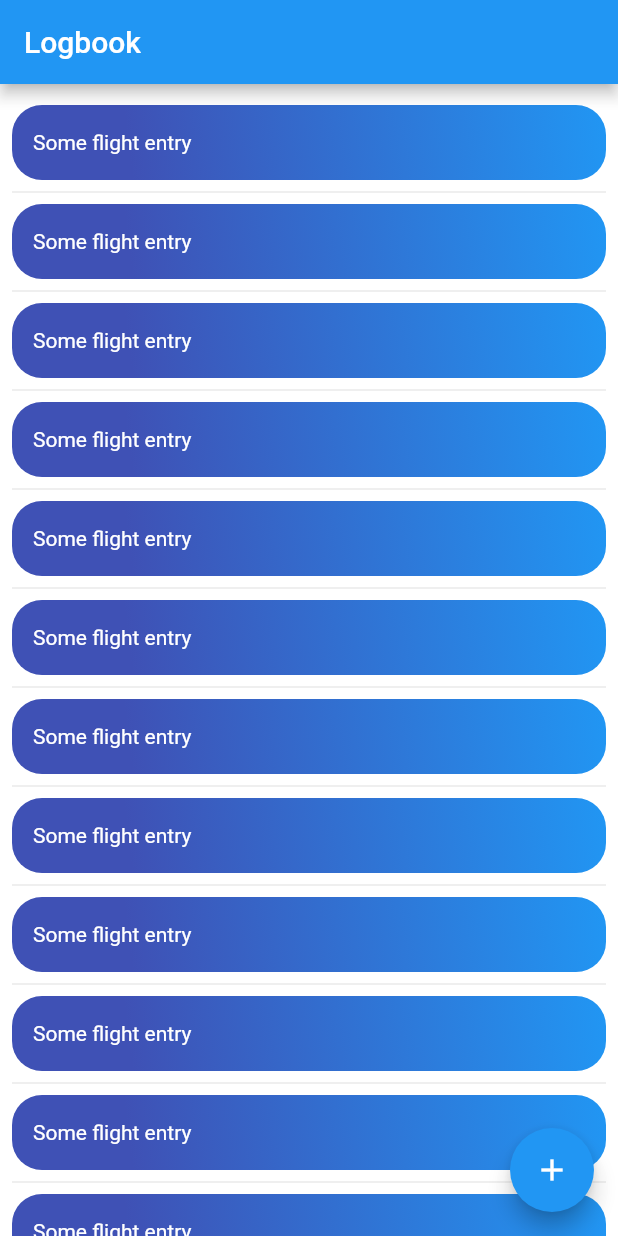
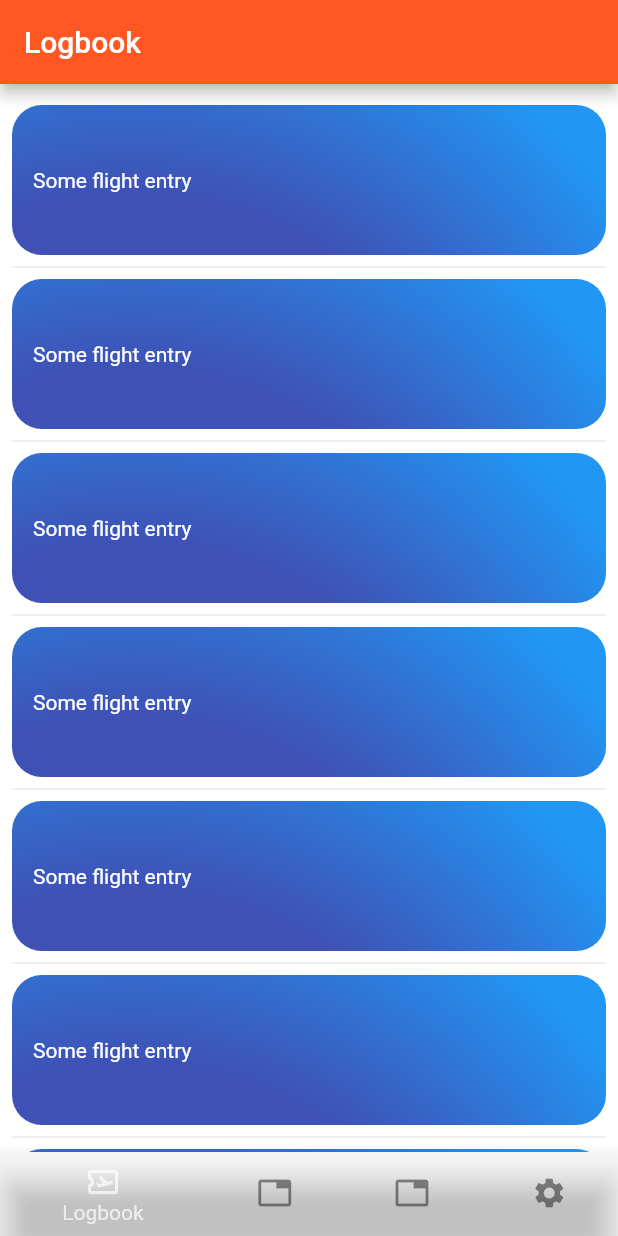
Before and after one commit to kuhaufleitung/logbuchheftle_flutter, a Flutter app: the screen it shows after launch, on a phone screen of 412 x 824 dp. Run offline on Flutter 3.47's test engine with Material 2 defaults, Android fonts, the phone set to English and light mode, and no system bars.

Commit message:
added BottomNavBar changed deco

```diff
--- a/lib/LogList.dart
+++ b/lib/LogList.dart
@@ -20,14 +20,14 @@ class LogListState extends State<LogList> {
             alignment: Alignment.centerLeft,
             duration: Duration.zero,
             padding: const EdgeInsets.all(14),
-            height: 50,
+            height: 100,
             //width: Checkbox.width,
             decoration: BoxDecoration(
                 borderRadius: BorderRadius.circular(20.0),
-                gradient: const LinearGradient(
-                    begin: Alignment.bottomLeft,
-                    end: Alignment.topRight,
-                    stops: [0.2, 2],
+                gradient: const RadialGradient(
+                    center: FractionalOffset(0.2, 3),
+                    radius: 4,
+                    stops: [0.6, 1],
                     colors: [Colors.indigo, Colors.blue])),
             child: const Text('Some flight entry',
                 style: TextStyle(color: Colors.white)),
--- /dev/null
+++ b/lib/MainMenu.dart
@@ -0,0 +1,64 @@
+import 'package:flutter/material.dart';
+import 'package:logbuchheftle_flutter/MainPages.dart';
+
+class MainMenu extends StatefulWidget {
+  final String title;
+
+  const MainMenu(this.title, {super.key});
+
+  @override
+  State<MainMenu> createState() => _MainMenuState();
+}
+
+class _MainMenuState extends State<MainMenu> {
+  int _index = 0;
+
+  _MainMenuState();
+
+  void _onItemTapped(int index) {
+    setState(() {
+      _index = index;
+    });
+  }
+
+  @override
+  Widget build(BuildContext context) {
+    return Scaffold(
+      appBar: AppBar(
+        // Here we take the value from the MyHomePage object that was created by
+        // the App.build method, and use it to set our appbar title.
+        title: Text(widget.title),
+      ),
+      backgroundColor: Colors.white12,
+      bottomNavigationBar: BottomNavigationBar(
+        items: const <BottomNavigationBarItem>[
+          BottomNavigationBarItem(
+            icon: Icon(Icons.airplane_ticket_outlined),
+            label: 'Logbook',
+            backgroundColor: Colors.white10,
+          ),
+          BottomNavigationBarItem(
+            icon: Icon(Icons.tab),
+            label: 'Placeholder',
+            backgroundColor: Colors.white10,
+          ),
+          BottomNavigationBarItem(
+            icon: Icon(Icons.tab),
+            label: 'Placeholder',
+            backgroundColor: Colors.white10,
+          ),
+          BottomNavigationBarItem(
+            icon: Icon(Icons.settings),
+            label: 'Settings',
+            backgroundColor: Colors.white10,
+          ),
+        ],
+        currentIndex: _index,
+        unselectedItemColor: Colors.black45,
+        selectedItemColor: Colors.white70,
+        onTap: _onItemTapped,
+      ),
+      body: MainPages(_index),
+    );
+  }
+}
--- /dev/null
+++ b/lib/MainPages.dart
@@ -0,0 +1,33 @@
+import 'package:flutter/material.dart';
+
+import 'LogList.dart';
+
+class MainPages extends StatelessWidget {
+  int index = -1;
+
+  MainPages(this.index, {super.key});
+
+  static const TextStyle optionStyle =
+      TextStyle(fontSize: 30, fontWeight: FontWeight.bold);
+
+  static const List<Widget> _widgets = [
+    LogList(),
+    Text(
+      'Index 1&2: Placeholder',
+      style: optionStyle,
+    ),
+    Text(
+      'Index 1&2: Placeholder',
+      style: optionStyle,
+    ),
+    Text(
+      'Index 3: Settings',
+      style: optionStyle,
+    )
+  ];
+
+  @override
+  Widget build(BuildContext context) {
+    return _widgets.elementAt(index);
+  }
+}
--- a/lib/main.dart
+++ b/lib/main.dart
@@ -1,5 +1,7 @@
 import 'package:flutter/material.dart';
+import 'package:logbuchheftle_flutter/MainPages.dart';
 import 'LogList.dart';
+import 'MainMenu.dart';
 
 void main() {
   runApp(const MyApp());
@@ -23,7 +25,7 @@ class MyApp extends StatelessWidget {
         // or simply save your changes to "hot reload" in a Flutter IDE).
         // Notice that the counter didn't reset back to zero; the application
         // is not restarted.
-        primarySwatch: Colors.blue,
+        primarySwatch: Colors.deepOrange,
       ),
       home: const MyHomePage(title: 'Logbook'),
     );
@@ -49,18 +51,7 @@ class MyHomePage extends StatefulWidget {
 }
 
 class _MyHomePageState extends State<MyHomePage> {
-  int _counter = 0;
-
-  void _incrementCounter() {
-    setState(() {
-      // This call to setState tells the Flutter framework that something has
-      // changed in this State, which causes it to rerun the build method below
-      // so that the display can reflect the updated values. If we changed
-      // _counter without calling setState(), then the build method would not be
-      // called again, and so nothing would appear to happen.
-      _counter++;
-    });
-  }
+  MainPages controller = MainPages(0);
 
   @override
   Widget build(BuildContext context) {
@@ -70,20 +61,6 @@ class _MyHomePageState extends State<MyHomePage> {
     // The Flutter framework has been optimized to make rerunning build methods
     // fast, so that you can just rebuild anything that needs updating rather
     // than having to individually change instances of widgets.
-    return Scaffold(
-      appBar: AppBar(
-        // Here we take the value from the MyHomePage object that was created by
-        // the App.build method, and use it to set our appbar title.
-        title: Text(widget.title),
-      ),
-      backgroundColor: Colors.white12,
-      //bottomNavigationBar: BottomNavigationBar(items: const [],),
-      body: const Center(child: LogList()),
-      floatingActionButton: FloatingActionButton(
-        onPressed: _incrementCounter,
-        tooltip: 'Increment',
-        child: const Icon(Icons.add),
-      ), // This trailing comma makes auto-formatting nicer for build methods.
-    );
+    return MainMenu(widget.title);
   }
 }
```
